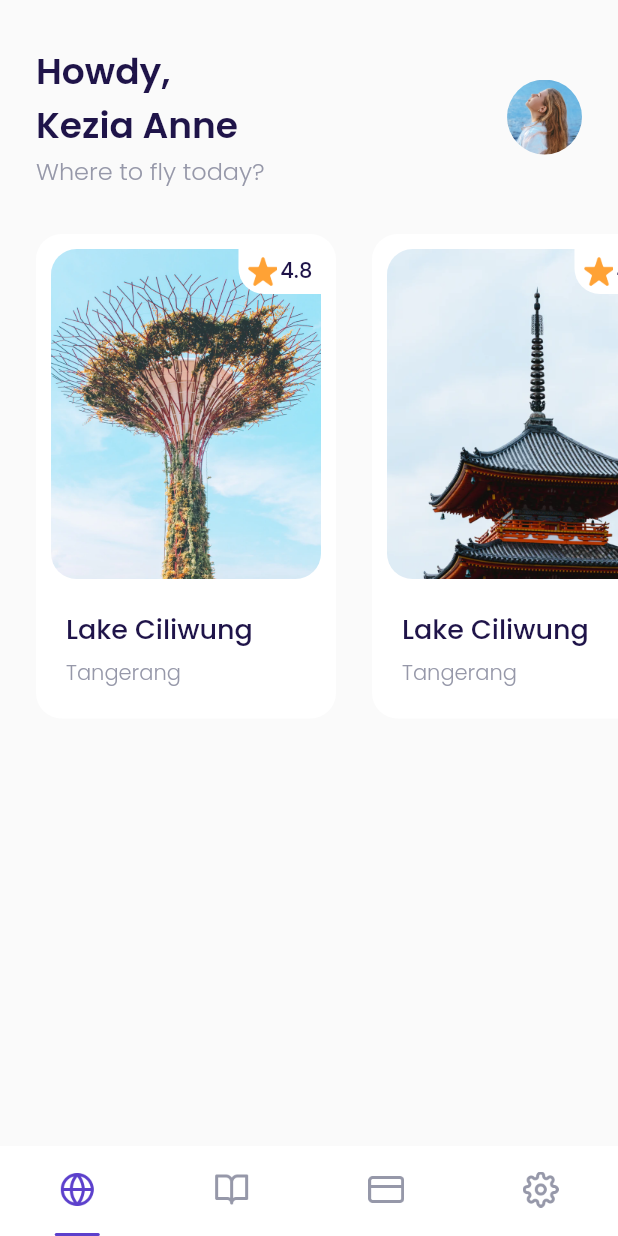
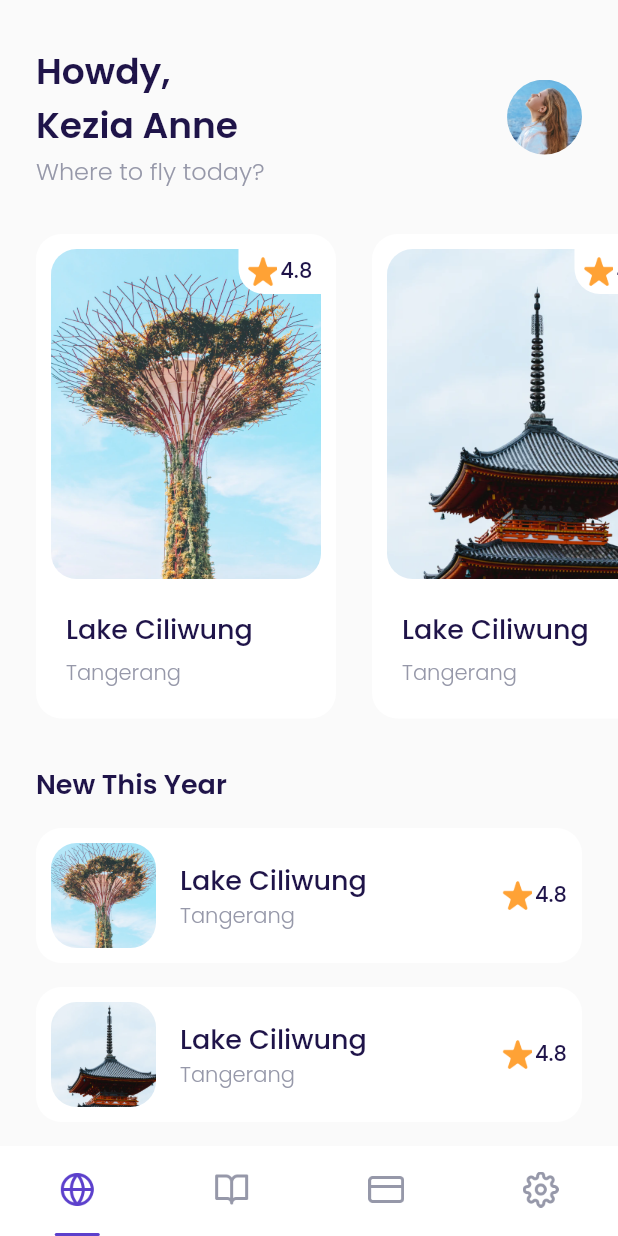
Before and after one commit to lazlanrafar/airplane, a Flutter app: the MainPage screen opened by its route, on a phone screen of 412 x 824 dp. Run offline on Flutter 3.47's test engine with Material 2 defaults, Android fonts, the phone set to English and light mode, and no system bars; our stand-ins replace google_fonts.

Commit message:
slicing destination tile

```diff
--- a/lib/ui/pages/home_page.dart
+++ b/lib/ui/pages/home_page.dart
@@ -1,4 +1,5 @@
 import 'package:airplane/shared/theme.dart';
+import 'package:airplane/ui/widgets/destination_tile.dart';
 import 'package:flutter/material.dart';
 
 import '../widgets/destination_card.dart';
@@ -85,10 +86,52 @@ class HomePage extends StatelessWidget {
       );
     }
 
+    Widget newDestination() {
+      return Container(
+        margin: EdgeInsets.only(
+          left: defaultMargin,
+          right: defaultMargin,
+          top: 30,
+        ),
+        child: Column(
+          crossAxisAlignment: CrossAxisAlignment.start,
+          children: [
+            Text(
+              'New This Year',
+              style: blackTextStyle.copyWith(
+                fontSize: 18,
+                fontWeight: semiBold,
+              ),
+            ),
+            const SizedBox(height: 16),
+            const DestinationTile(
+              imgUrl: 'assets/dummy/destination/1.png',
+              city: 'Tangerang',
+              title: 'Lake Ciliwung',
+              rating: 4.8,
+            ),
+            const DestinationTile(
+              imgUrl: 'assets/dummy/destination/2.png',
+              city: 'Tangerang',
+              title: 'Lake Ciliwung',
+              rating: 4.8,
+            ),
+            const DestinationTile(
+              imgUrl: 'assets/dummy/destination/3.png',
+              city: 'Tangerang',
+              title: 'Lake Ciliwung',
+              rating: 4.8,
+            ),
+          ],
+        ),
+      );
+    }
+
     return ListView(
       children: [
         header(),
         popularDestination(),
+        newDestination(),
       ],
     );
   }
--- a/lib/ui/pages/main_page.dart
+++ b/lib/ui/pages/main_page.dart
@@ -64,15 +64,18 @@ class MainPage extends StatelessWidget {
     }
 
     Widget buildContent() {
-      return HomePage();
+      return Container(
+        margin: EdgeInsets.only(bottom: 60),
+        child: HomePage(),
+      );
     }
 
     return Scaffold(
       backgroundColor: backgroundColor,
       body: Stack(
         children: [
+          buildContent(),
           tabNavigator(),
-          buildContent(),
         ],
       ),
     );
--- /dev/null
+++ b/lib/ui/widgets/destination_tile.dart
@@ -0,0 +1,80 @@
+import 'package:airplane/shared/theme.dart';
+import 'package:flutter/material.dart';
+
+class DestinationTile extends StatelessWidget {
+  final String imgUrl;
+  final String title;
+  final String city;
+  final double rating;
+
+  const DestinationTile({
+    Key? key,
+    required this.imgUrl,
+    required this.title,
+    required this.city,
+    required this.rating,
+  }) : super(key: key);
+
+  @override
+  Widget build(BuildContext context) {
+    return Container(
+      padding: const EdgeInsets.all(10),
+      margin: const EdgeInsets.only(bottom: 16),
+      decoration: BoxDecoration(
+        borderRadius: BorderRadius.circular(defaultRadius),
+        color: whiteColor,
+      ),
+      child: Row(
+        children: [
+          Container(
+            width: 70,
+            height: 70,
+            decoration: BoxDecoration(
+              borderRadius: BorderRadius.circular(defaultRadius),
+              image: DecorationImage(
+                image: AssetImage(imgUrl),
+                fit: BoxFit.cover,
+              ),
+            ),
+          ),
+          const SizedBox(width: 16),
+          Expanded(
+            child: Column(
+              crossAxisAlignment: CrossAxisAlignment.start,
+              children: [
+                Text(
+                  title,
+                  style: blackTextStyle.copyWith(
+                    fontSize: 18,
+                    fontWeight: medium,
+                  ),
+                  overflow: TextOverflow.ellipsis,
+                ),
+                Text(
+                  city,
+                  style: grayTextStyle.copyWith(
+                    fontSize: 14,
+                    fontWeight: light,
+                  ),
+                )
+              ],
+            ),
+          ),
+          const Image(
+            image: AssetImage('assets/icon/ic-star.png'),
+            width: 20,
+            height: 20,
+          ),
+          const SizedBox(width: 2),
+          Text(
+            rating.toString(),
+            style: blackTextStyle.copyWith(
+              fontSize: 14,
+              fontWeight: medium,
+            ),
+          )
+        ],
+      ),
+    );
+  }
+}
```
